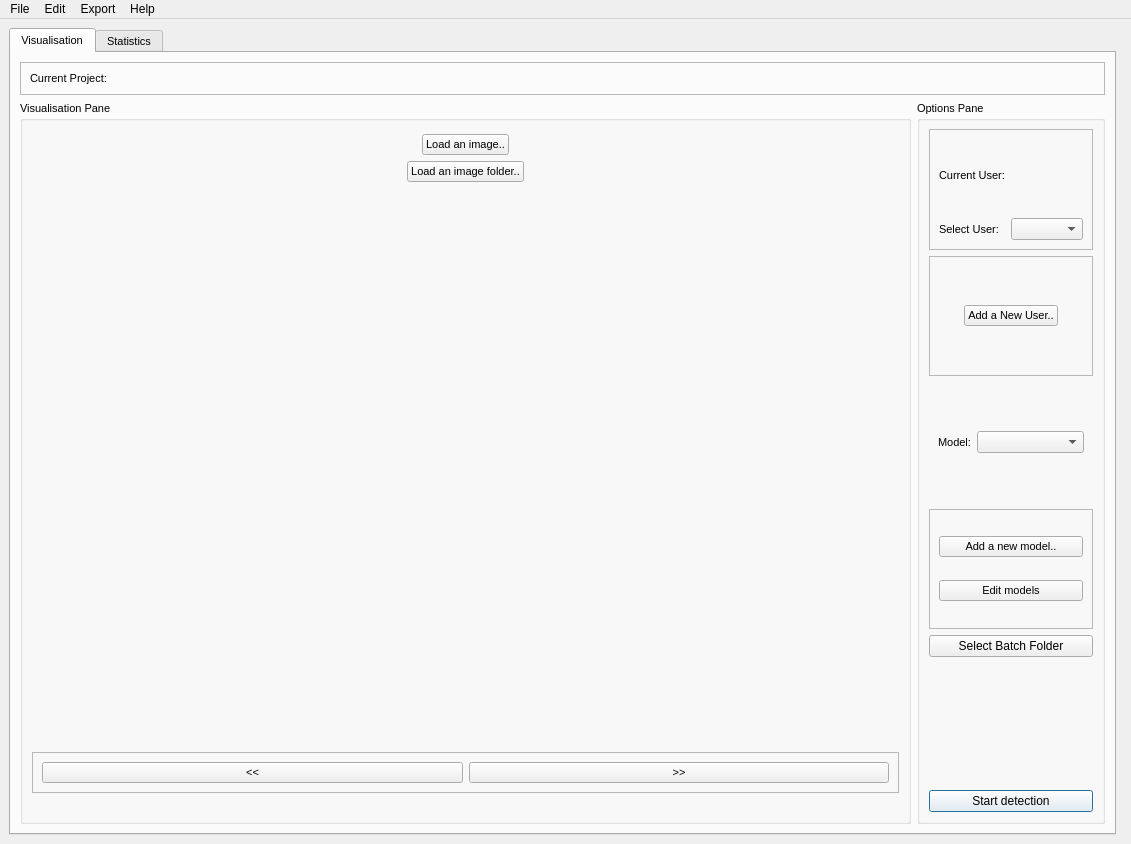
Qt form GUI/interface.ui (KameliaBnh/BeeTect) before a commit.
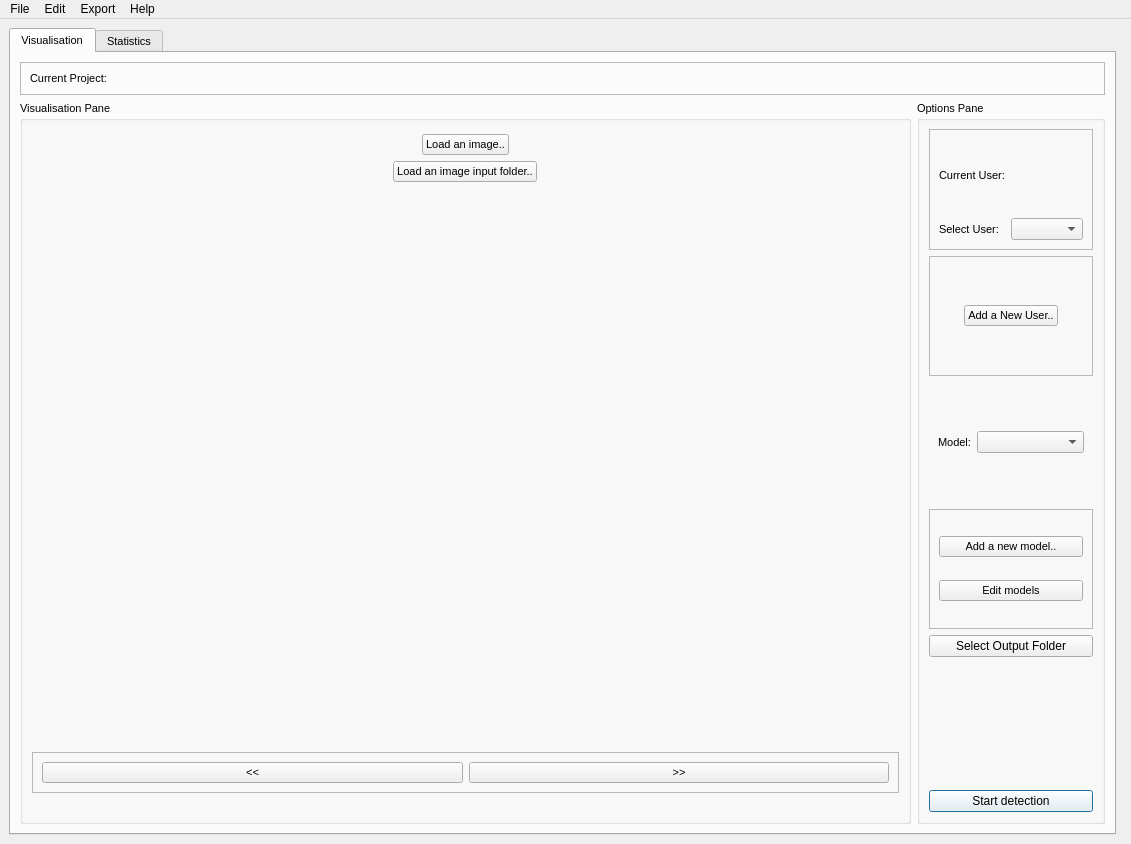
The same form after that commit.

Diff of the .ui file:
```diff
--- a/GUI/interface.ui
+++ b/GUI/interface.ui
@@ -237,7 +237,7 @@
               <string>&lt;html&gt;&lt;head/&gt;&lt;body&gt;&lt;p&gt;Select a folder where all the results images of the batch will be saved.&lt;/p&gt;&lt;/body&gt;&lt;/html&gt;</string>
              </property>
              <property name="text">
-              <string>Select Batch Folder</string>
+              <string>Select Output Folder</string>
              </property>
             </widget>
            </item>
@@ -389,7 +389,7 @@
                  <string>&lt;html&gt;&lt;head/&gt;&lt;body&gt;&lt;p&gt;Load a folder of image of a field to detect the pollinators using the selected YOLOv5 model.&lt;/p&gt;&lt;/body&gt;&lt;/html&gt;</string>
                 </property>
                 <property name="text">
-                 <string>Load an image folder..</string>
+                 <string>Load an image input folder..</string>
                 </property>
                </widget>
               </item>
```
Left out of the diff: 2 changed lines with no effect on the pictures.
